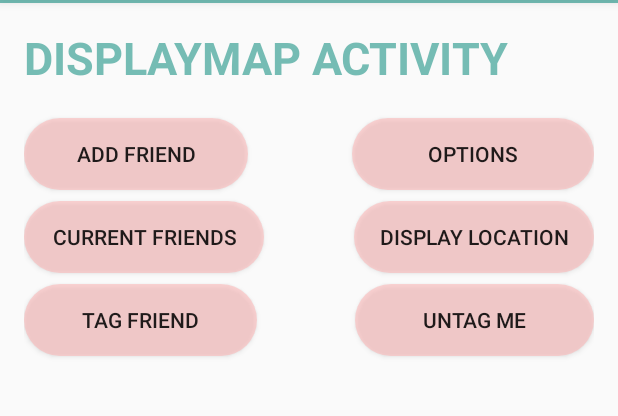
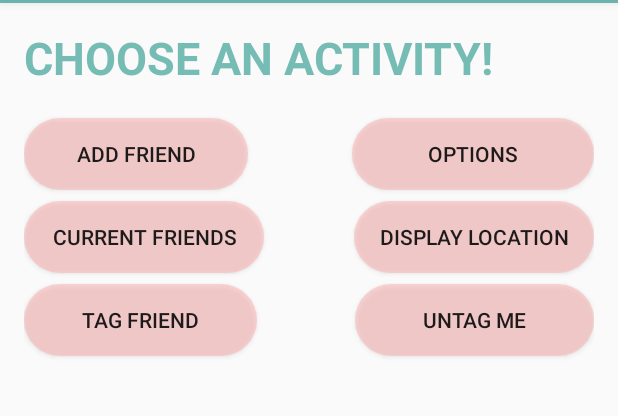
Before and after one commit to Chillin-Bacon/TagAFriend, an Android app: the Main2Activity screen opened directly, with no data from a screen before it, on a phone screen of 412 x 824 dp, the part 81-497 px from its top. Run offline under Robolectric (Android 15) with nearby library versions, the phone set to English and light mode, and no system bars.

Commit message:
(Hopefully) Final Version

```diff
--- a/app/src/main/res/layout/activity_main2.xml
+++ b/app/src/main/res/layout/activity_main2.xml
@@ -8,8 +8,6 @@
     android:padding="16dp">
 
 
-
-
     <TextView
         android:id="@+id/textView"
         android:layout_width="wrap_content"
@@ -17,7 +15,7 @@
         android:layout_alignParentStart="true"
         android:layout_alignParentTop="true"
         android:layout_marginBottom="20dp"
-        android:text="DISPLAYMAP ACTIVITY"
+        android:text="CHOOSE AN ACTIVITY!"
         android:textAllCaps="true"
         android:textColor="@color/colorPrimary"
         android:textSize="30sp"
```
